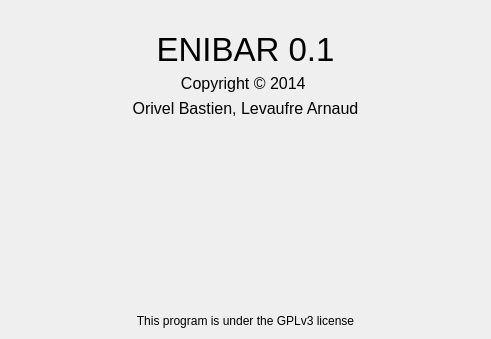
Qt form application/ui/about_window.ui (nils-van-zuijlen/Enibar) before a commit.
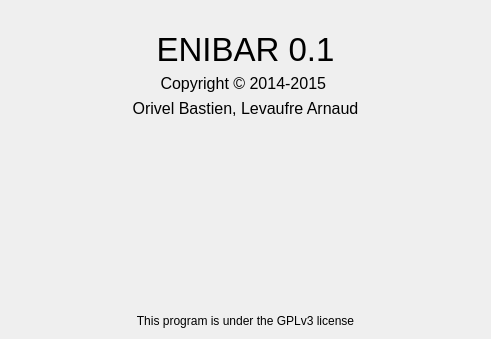
The same form after that commit. Icons and pictures are not drawn.

What changed in the file:
```diff
--- a/application/ui/about_window.ui
+++ b/application/ui/about_window.ui
@@ -24,7 +24,7 @@
         </font>
        </property>
        <property name="text">
-        <string>Copyright © 2014 </string>
+        <string>Copyright © 2014-2015 </string>
        </property>
        <property name="alignment">
         <set>Qt::AlignCenter</set>
```
